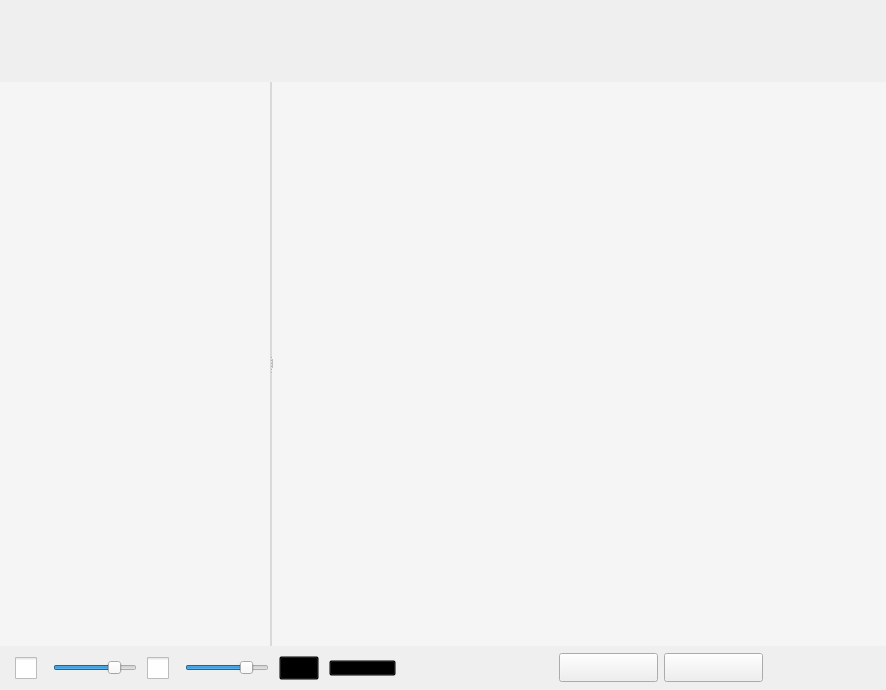
First picture: the form in Room/RoomWdg.ui, repository ghf2016/456, before the edit.
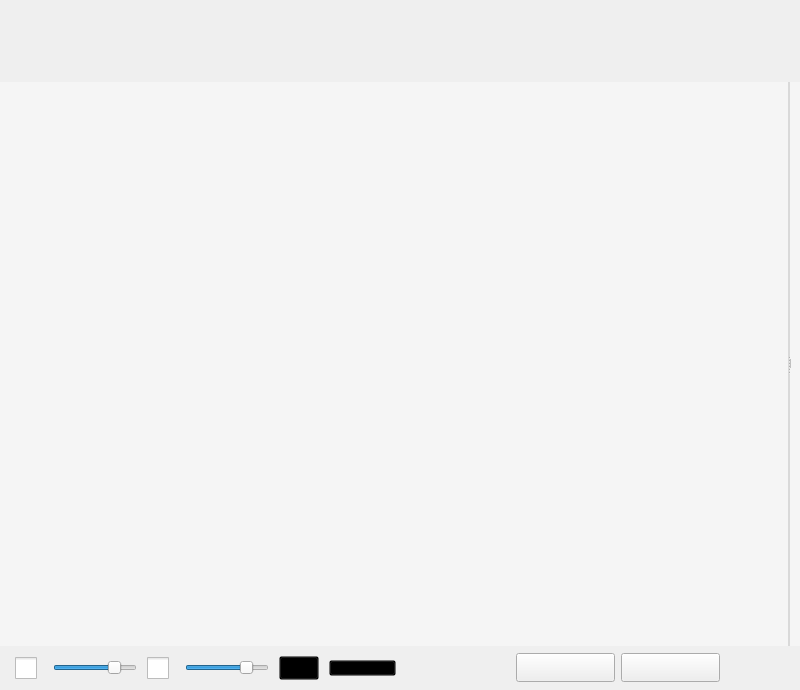
Second picture: the form after the edit. Icons and pictures are not drawn.

What changed in the file:
```diff
--- a/Room/RoomWdg.ui
+++ b/Room/RoomWdg.ui
@@ -6,7 +6,7 @@
    <rect>
     <x>0</x>
     <y>0</y>
-    <width>886</width>
+    <width>800</width>
     <height>690</height>
    </rect>
   </property>
@@ -71,16 +71,22 @@
           </property>
           <item>
            <widget class="QLabel" name="lblLogo">
+            <property name="sizePolicy">
+             <sizepolicy hsizetype="Fixed" vsizetype="Fixed">
+              <horstretch>0</horstretch>
+              <verstretch>0</verstretch>
+             </sizepolicy>
+            </property>
             <property name="minimumSize">
              <size>
-              <width>242</width>
+              <width>250</width>
               <height>46</height>
              </size>
             </property>
             <property name="maximumSize">
              <size>
-              <width>500</width>
-              <height>50</height>
+              <width>405</width>
+              <height>400</height>
              </size>
             </property>
             <property name="text">
@@ -121,9 +127,15 @@
             </item>
             <item>
              <widget class="QLabel" name="lblRoomName">
+              <property name="sizePolicy">
+               <sizepolicy hsizetype="Minimum" vsizetype="Minimum">
+                <horstretch>0</horstretch>
+                <verstretch>0</verstretch>
+               </sizepolicy>
+              </property>
               <property name="minimumSize">
                <size>
-                <width>250</width>
+                <width>140</width>
                 <height>50</height>
                </size>
               </property>
@@ -238,20 +250,20 @@
         </property>
         <widget class="QWidget" name="leftFrm" native="true">
          <property name="sizePolicy">
-          <sizepolicy hsizetype="Fixed" vsizetype="Preferred">
+          <sizepolicy hsizetype="Preferred" vsizetype="Preferred">
            <horstretch>0</horstretch>
            <verstretch>0</verstretch>
           </sizepolicy>
          </property>
          <property name="minimumSize">
           <size>
-           <width>270</width>
+           <width>400</width>
            <height>0</height>
           </size>
          </property>
          <property name="maximumSize">
           <size>
-           <width>500</width>
+           <width>16777215</width>
            <height>16777215</height>
           </size>
          </property>
@@ -260,12 +272,6 @@
          </property>
         </widget>
         <widget class="QWidget" name="centerFrm" native="true">
-         <property name="sizePolicy">
-          <sizepolicy hsizetype="Maximum" vsizetype="Preferred">
-           <horstretch>1</horstretch>
-           <verstretch>0</verstretch>
-          </sizepolicy>
-         </property>
          <property name="styleSheet">
           <string notr="true">background-color: rgb(245, 245, 245);</string>
          </property>
@@ -309,6 +315,12 @@
           </item>
           <item>
            <widget class="QWidget" name="videoFrm" native="true">
+            <property name="sizePolicy">
+             <sizepolicy hsizetype="Minimum" vsizetype="Preferred">
+              <horstretch>0</horstretch>
+              <verstretch>0</verstretch>
+             </sizepolicy>
+            </property>
             <property name="maximumSize">
              <size>
               <width>6000</width>
```
